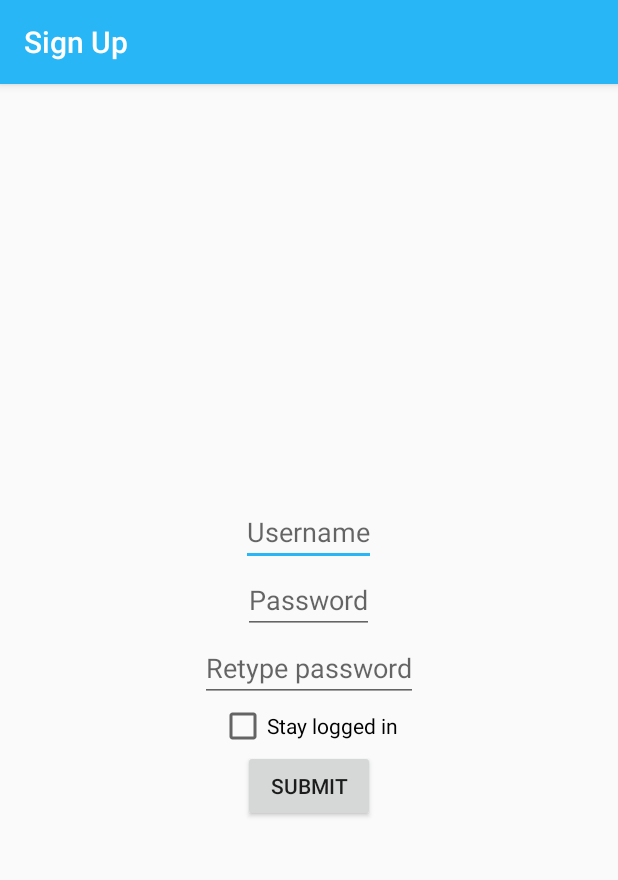
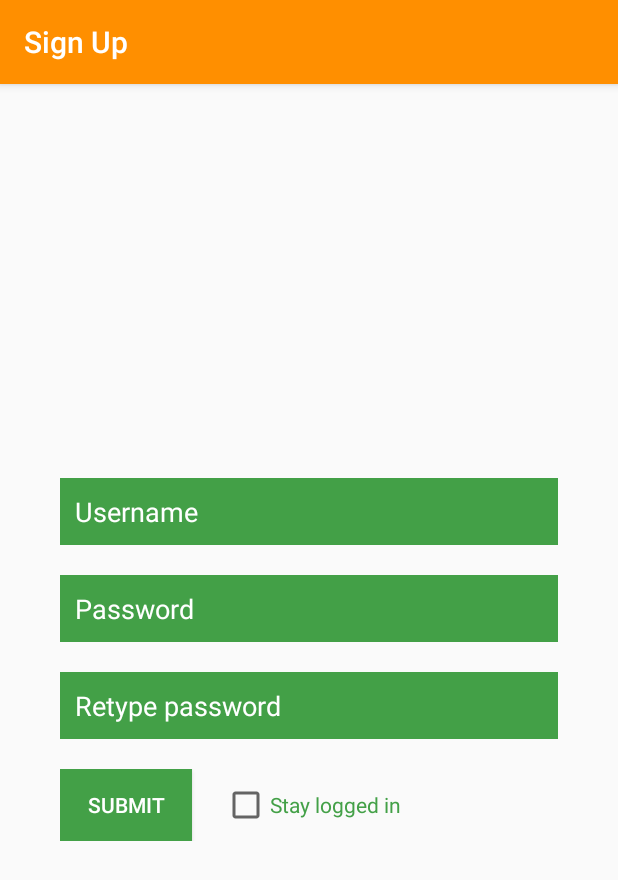
Before and after one commit to ser515-team-1/KLAPP, an Android app: the SignupActivity screen opened directly, with no data from a screen before it, on a phone screen of 412 x 824 dp. Shown: the top 880 px of the screen. Run offline under Robolectric (Android 15) with nearby library versions, the phone set to English and light mode, and no system bars.

Commit message:
Added container for editText

```diff
--- a/app/src/main/res/layout/activity_dashboard.xml
+++ b/app/src/main/res/layout/activity_dashboard.xml
@@ -6,7 +6,6 @@
     android:orientation="vertical"
     android:gravity="center"
     >
-
     <RelativeLayout
         android:layout_width="match_parent"
         android:layout_height="100dp"
@@ -57,7 +56,7 @@
         android:layout_width="match_parent"
         android:layout_height="100dp"
         android:layout_margin="10dp"
-        android:background="@color/orange_klapp"
+        android:background="@color/blue_light_klapp"
         android:orientation="horizontal"
         android:id="@+id/Admin"
         >
--- a/app/src/main/res/layout/activity_signup.xml
+++ b/app/src/main/res/layout/activity_signup.xml
@@ -5,34 +5,90 @@
     android:layout_height="match_parent"
     android:gravity="center"
     >
+    <LinearLayout
+        android:layout_width="match_parent"
+        android:layout_height="wrap_content"
+        android:layout_marginLeft="40dp"
+        android:layout_marginRight="40dp"
+        android:layout_marginTop="10dp"
+        android:layout_marginBottom="10dp"
+        android:background="@color/green_klapp"
+        >
         <EditText
             android:id="@+id/username"
             android:layout_width="wrap_content"
             android:layout_height="wrap_content"
             android:hint="Username"
+            android:textColor="#ffffff"
+            android:textColorHint="#ffffff"
+            android:background="@android:color/transparent"
+            android:padding="10dp"
             />
+    </LinearLayout>
+    <LinearLayout
+        android:layout_width="match_parent"
+        android:layout_height="wrap_content"
+        android:layout_marginLeft="40dp"
+        android:layout_marginRight="40dp"
+        android:layout_marginTop="10dp"
+        android:layout_marginBottom="10dp"
+        android:background="@color/green_klapp"
+        >
         <EditText
             android:id="@+id/password"
             android:layout_width="wrap_content"
             android:layout_height="wrap_content"
             android:hint="Password"
+            android:textColor="#ffffff"
+            android:textColorHint="#ffffff"
+            android:background="@android:color/transparent"
+            android:padding="10dp"
             />
+    </LinearLayout>
+    <LinearLayout
+        android:layout_width="match_parent"
+        android:layout_height="wrap_content"
+        android:layout_marginLeft="40dp"
+        android:layout_marginRight="40dp"
+        android:layout_marginTop="10dp"
+        android:layout_marginBottom="10dp"
+        android:background="@color/green_klapp"
+        >
         <EditText
             android:id="@+id/retypePassword"
             android:layout_width="wrap_content"
             android:layout_height="wrap_content"
             android:hint="Retype password"
+            android:textColor="#ffffff"
+            android:textColorHint="#ffffff"
+            android:background="@android:color/transparent"
+            android:padding="10dp"
             />
-    <CheckBox
-        android:id="@+id/stayLoggedIn"
-        android:layout_width="wrap_content"
+    </LinearLayout>
+    <LinearLayout
+        android:layout_width="match_parent"
         android:layout_height="wrap_content"
-        android:text="Stay logged in"
-        />
+        android:orientation="horizontal"
+        android:layout_marginLeft="40dp"
+        android:layout_marginRight="40dp"
+        android:layout_marginTop="10dp"
+        android:layout_marginBottom="10dp"
+        >
         <Button
             android:id="@+id/submit"
             android:layout_width="wrap_content"
             android:layout_height="wrap_content"
             android:text="Submit"
+            android:background="@color/green_klapp"
+            android:textColor="#ffffff"
+            />
+        <CheckBox
+            android:id="@+id/stayLoggedIn"
+            android:layout_width="match_parent"
+            android:layout_height="wrap_content"
+            android:text="Stay logged in"
+            android:layout_marginLeft="20dp"
+            android:textColor="@color/green_klapp"
             />
     </LinearLayout>
+</LinearLayout>
--- a/app/src/main/res/values/colors.xml
+++ b/app/src/main/res/values/colors.xml
@@ -1,9 +1,10 @@
 <?xml version="1.0" encoding="utf-8"?>
 <resources>
-    <color name="colorPrimary">#29B6F6</color>
-    <color name="colorPrimaryDark">#29B6F6</color>
-    <color name="colorAccent">#29B6F6</color>
+    <color name="colorPrimary">#FF8F00</color>
+    <color name="colorPrimaryDark">#FF8F00</color>
+    <color name="colorAccent">#FF8F00</color>
     <color name="purple_klapp">#512DA8</color>
-    <color name="orange_klapp">#FF8F00</color>
+    <color name="blue_light_klapp">#29B6F6</color>
     <color name="green_klapp">#43A047</color>
+    29B6F6
 </resources>
```
Also changed, not shown: app/src/main/res/layout/activity_loginpage.xml (+46 -5 lines), app/src/main/res/drawable/kids_login.png (added). Lines whose indentation alone changed are shown as unchanged.
